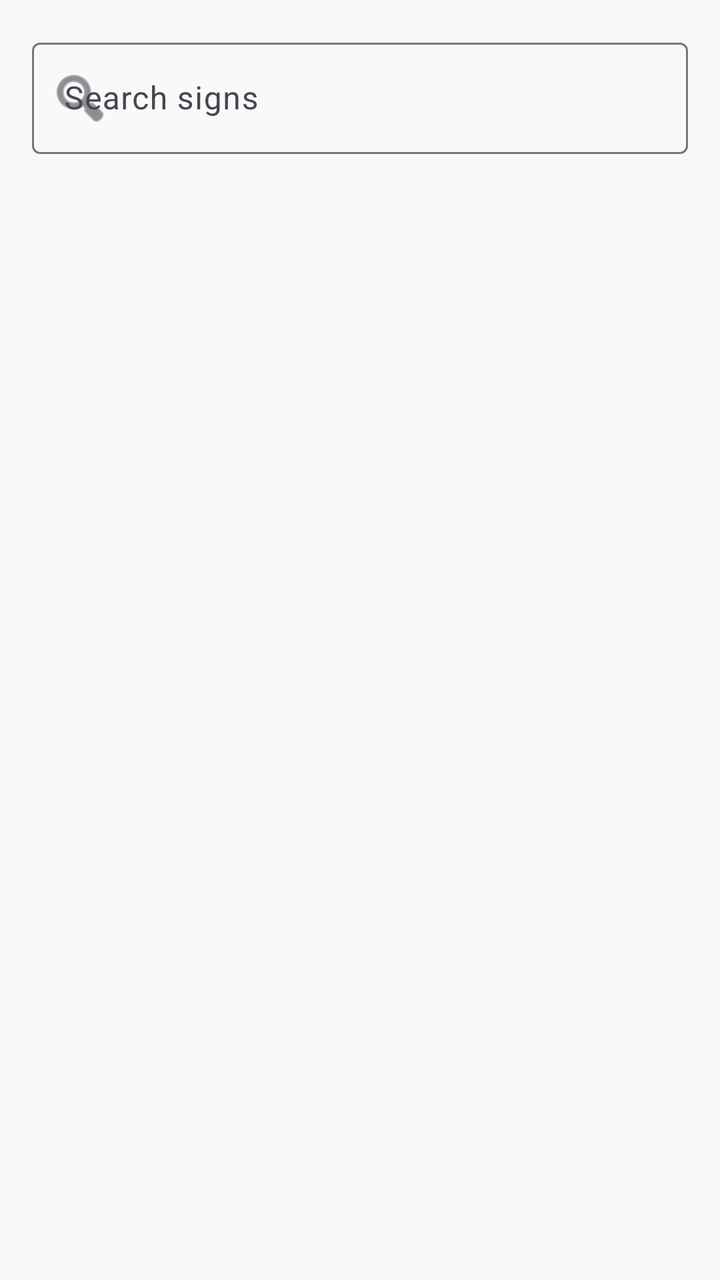
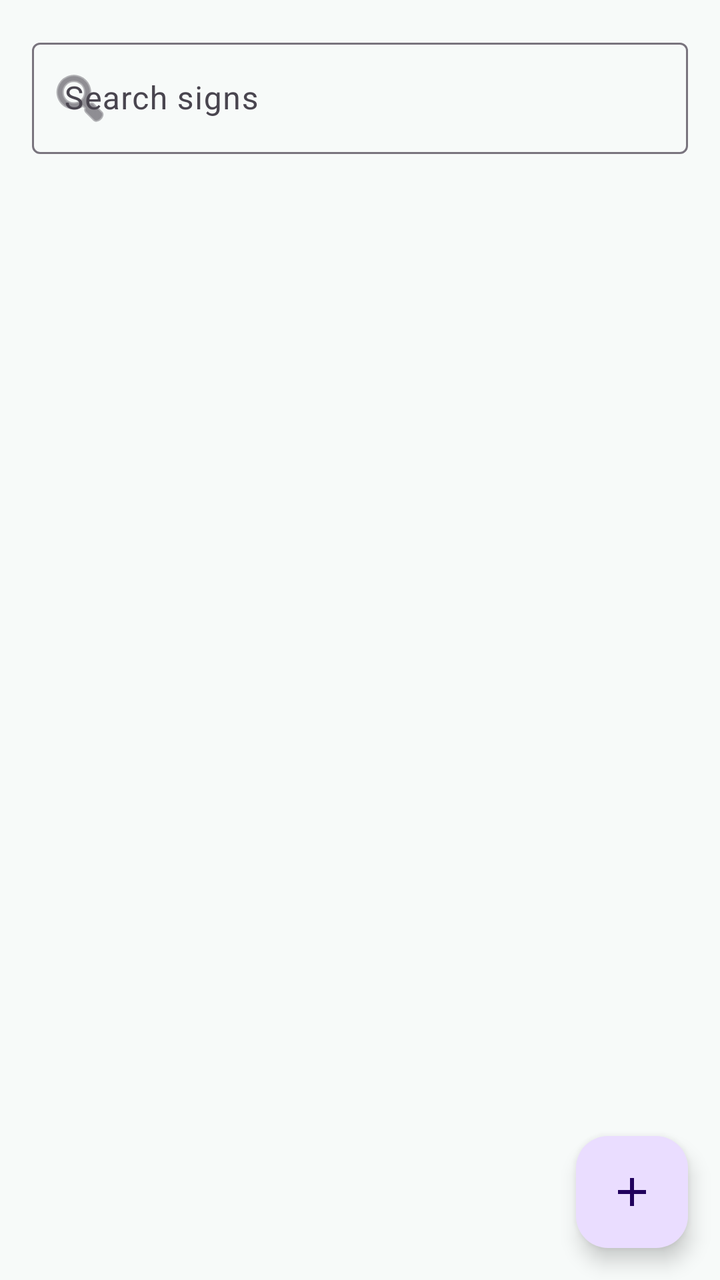

Two renders of the same Android screen: before a commit and after it. Below are the layout's source before the change and the commit's diff.
<!-- AndroidManifest.xml: application theme Theme.SignTalk -->
<!-- res/layout/fragment_dictionary_list.xml -->
<?xml version="1.0" encoding="utf-8"?>
<androidx.constraintlayout.widget.ConstraintLayout xmlns:android="http://schemas.android.com/apk/res/android"
    xmlns:app="http://schemas.android.com/apk/res-auto"
    xmlns:tools="http://schemas.android.com/tools"
    android:layout_width="match_parent"
    android:layout_height="match_parent">

    <com.google.android.material.textfield.TextInputLayout
        android:id="@+id/searchLayout"
        style="@style/Widget.Material3.TextInputLayout.OutlinedBox"
        android:layout_width="0dp"
        android:layout_height="wrap_content"
        android:layout_margin="16dp"
        android:hint="Search signs"
        app:layout_constraintEnd_toEndOf="parent"
        app:layout_constraintStart_toStartOf="parent"
        app:layout_constraintTop_toTopOf="parent"
        app:startIconDrawable="@android:drawable/ic_menu_search">

        <com.google.android.material.textfield.TextInputEditText
            android:id="@+id/searchInput"
            android:layout_width="match_parent"
            android:layout_height="wrap_content"
            android:singleLine="true" />
    </com.google.android.material.textfield.TextInputLayout>

    <TextView
        android:id="@+id/emptyText"
        android:layout_width="0dp"
        android:layout_height="wrap_content"
        android:layout_margin="24dp"
        android:gravity="center"
        android:text="No signs found."
        android:textAppearance="?attr/textAppearanceBodyMedium"
        android:textColor="?attr/colorOnSurfaceVariant"
        android:visibility="gone"
        app:layout_constraintEnd_toEndOf="parent"
        app:layout_constraintStart_toStartOf="parent"
        app:layout_constraintTop_toBottomOf="@id/searchLayout" />

    <androidx.recyclerview.widget.RecyclerView
        android:id="@+id/entriesRecyclerView"
        android:layout_width="0dp"
        android:layout_height="0dp"
        android:clipToPadding="false"
        android:paddingBottom="80dp"
        app:layout_constraintBottom_toBottomOf="parent"
        app:layout_constraintEnd_toEndOf="parent"
        app:layout_constraintStart_toStartOf="parent"
        app:layout_constraintTop_toBottomOf="@id/searchLayout"
        tools:listitem="@layout/item_dictionary_entry" />

</androidx.constraintlayout.widget.ConstraintLayout>
<!-- res/layout/item_dictionary_entry.xml (included above) -->
<?xml version="1.0" encoding="utf-8"?>
<com.google.android.material.card.MaterialCardView xmlns:android="http://schemas.android.com/apk/res/android"
    android:layout_width="match_parent"
    android:layout_height="wrap_content"
    android:layout_marginHorizontal="16dp"
    android:layout_marginVertical="4dp"
    android:clickable="true"
    android:focusable="true">

    <LinearLayout
        android:layout_width="match_parent"
        android:layout_height="wrap_content"
        android:gravity="center_vertical"
        android:orientation="horizontal"
        android:padding="16dp">

        <TextView
            android:id="@+id/entryEmoji"
            android:layout_width="wrap_content"
            android:layout_height="wrap_content"
            android:textSize="28sp" />

        <LinearLayout
            android:layout_width="0dp"
            android:layout_height="wrap_content"
            android:layout_marginStart="16dp"
            android:layout_weight="1"
            android:orientation="vertical">

            <TextView
                android:id="@+id/entryName"
                android:layout_width="match_parent"
                android:layout_height="wrap_content"
                android:textAppearance="?attr/textAppearanceTitleMedium" />

            <TextView
                android:id="@+id/entryCategory"
                android:layout_width="match_parent"
                android:layout_height="wrap_content"
                android:textAppearance="?attr/textAppearanceBodyMedium"
                android:textColor="?attr/colorOnSurfaceVariant" />
        </LinearLayout>
    </LinearLayout>
</com.google.android.material.card.MaterialCardView>
<!-- resources referenced by this layout -->
<resources>
  <style name="Theme.SignTalk" parent="Base.Theme.SignTalk" />
  <style name="Base.Theme.SignTalk" parent="Theme.Material3.DayNight.NoActionBar">
          <item name="colorPrimary">@color/teal_primary</item>
          <item name="colorOnPrimary">@color/light_surface</item>
          <item name="colorSecondary">@color/amber_accent</item>
          <item name="colorOnSecondary">@color/light_surface</item>
          <item name="colorError">@color/error_red</item>
          <item name="android:colorBackground">@color/light_background</item>
          <item name="colorSurface">@color/light_surface</item>
      </style>
  <color name="teal_primary">#FF00796B</color>
  <color name="light_surface">#FFFFFFFF</color>
  <color name="amber_accent">#FFFFA000</color>
  <color name="error_red">#FFC62828</color>
  <color name="light_background">#FFF7FAF9</color>
</resources>

<!-- the commit's change to res/layout/fragment_dictionary_list.xml (unified diff, before → after) -->
@@ -50,6 +50,16 @@
         app:layout_constraintTop_toBottomOf="@id/searchLayout"
         tools:listitem="@layout/item_dictionary_entry" />
 
+    <com.google.android.material.floatingactionbutton.FloatingActionButton
+        android:id="@+id/addEntryFab"
+        android:layout_width="wrap_content"
+        android:layout_height="wrap_content"
+        android:layout_margin="16dp"
+        android:contentDescription="Add entry"
+        android:src="@drawable/ic_add"
+        app:layout_constraintBottom_toBottomOf="parent"
+        app:layout_constraintEnd_toEndOf="parent" />
+
 </androidx.constraintlayout.widget.ConstraintLayout>
 <!-- res/layout/item_dictionary_entry.xml (included above) -->
 <?xml version="1.0" encoding="utf-8"?>
<!-- resource entries referenced after the edit -->
@@ -1,5 +1,16 @@
 <!-- resources referenced by this layout -->
 <resources>
+  <!-- drawable ic_add (drawable) -->
+  <vector xmlns:android="http://schemas.android.com/apk/res/android"
+      android:width="24dp"
+      android:height="24dp"
+      android:viewportWidth="24"
+      android:viewportHeight="24"
+      android:tint="?attr/colorOnPrimary">
+      <path
+          android:fillColor="@android:color/white"
+          android:pathData="M11,5H13V11H19V13H13V19H11V13H5V11H11V5Z" />
+  </vector>
   <style name="Theme.SignTalk" parent="Base.Theme.SignTalk" />
   <style name="Base.Theme.SignTalk" parent="Theme.Material3.DayNight.NoActionBar">
           <item name="colorPrimary">@color/teal_primary</item>
